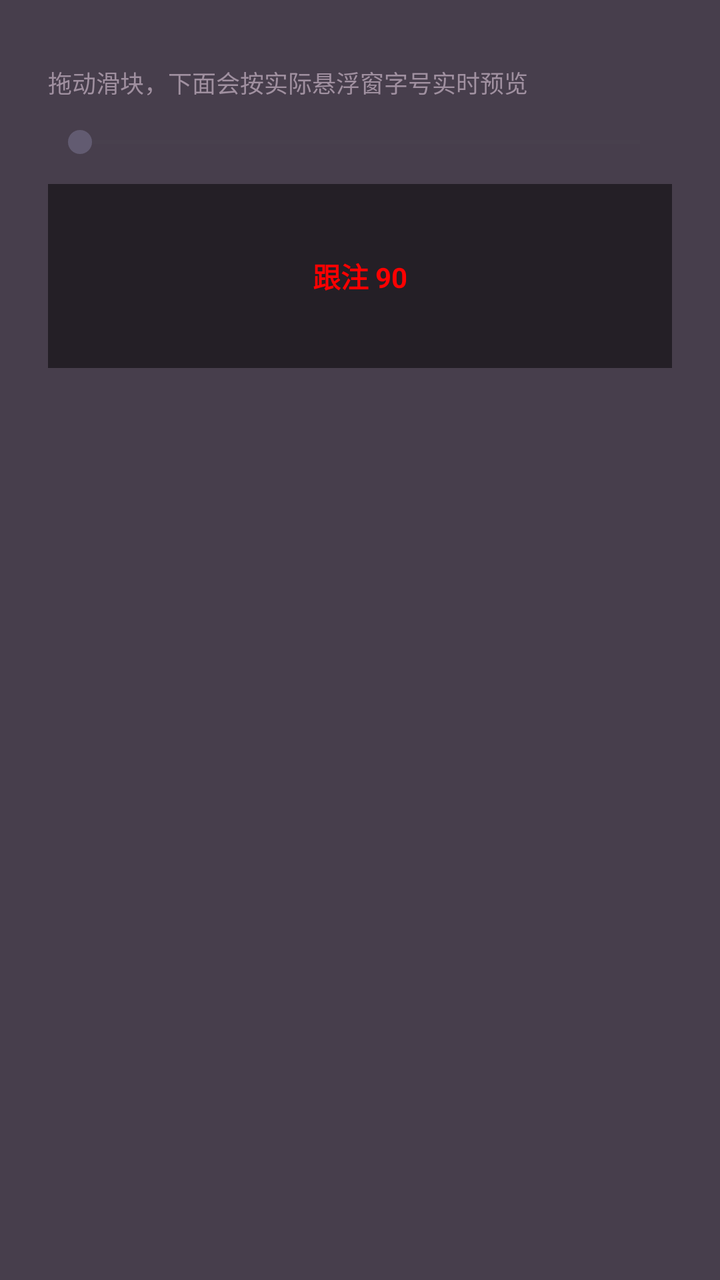
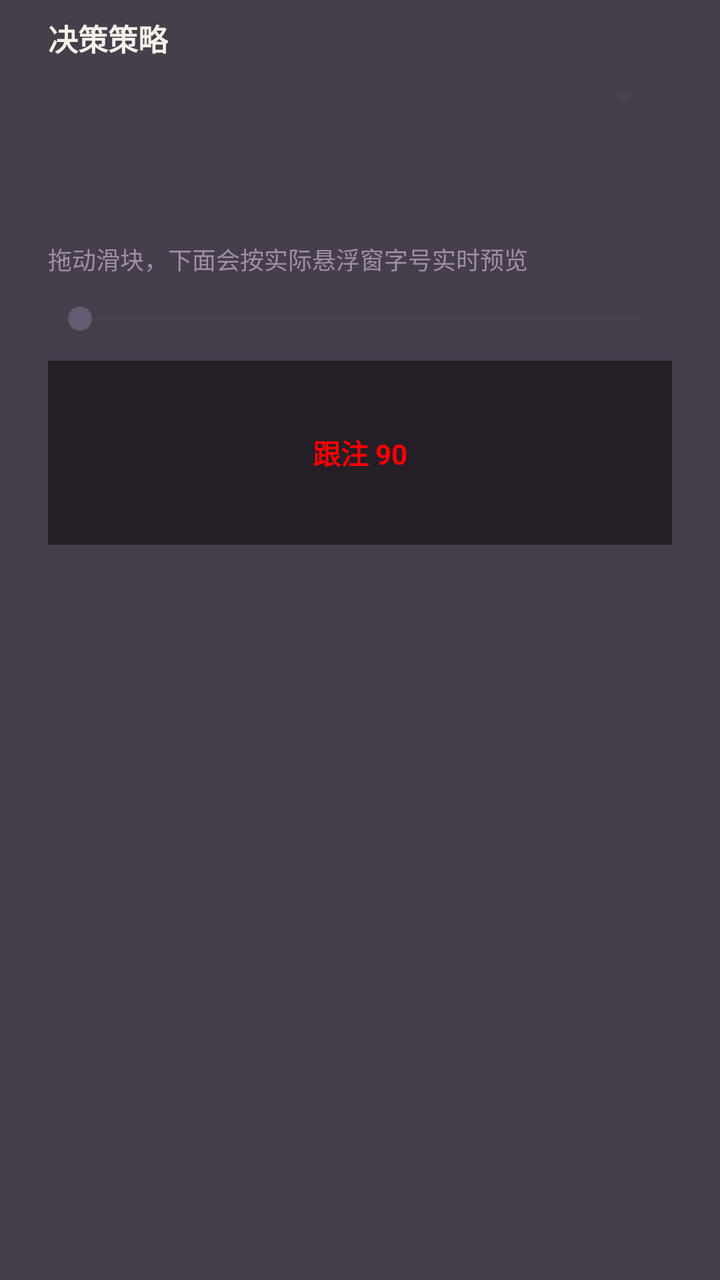

Two renders of the same Android screen: before a commit and after it. Below are the layout's source before the change and the commit's diff.
<!-- AndroidManifest.xml: application theme Theme.ScreenCaptureApp -->
<!-- res/layout/dialog_overlay_settings.xml -->
<?xml version="1.0" encoding="utf-8"?>
<LinearLayout xmlns:android="http://schemas.android.com/apk/res/android"
    android:layout_width="match_parent"
    android:layout_height="wrap_content"
    android:orientation="vertical"
    android:paddingStart="24dp"
    android:paddingTop="8dp"
    android:paddingEnd="24dp"
    android:paddingBottom="4dp">

    <TextView
        android:id="@+id/tv_font_size_value"
        android:layout_width="wrap_content"
        android:layout_height="wrap_content"
        android:textColor="@color/gto_text_primary"
        android:textSize="15sp"
        android:textStyle="bold" />

    <TextView
        android:layout_width="wrap_content"
        android:layout_height="wrap_content"
        android:layout_marginTop="4dp"
        android:text="拖动滑块，下面会按实际悬浮窗字号实时预览"
        android:textColor="@color/gto_text_secondary"
        android:textSize="12sp" />

    <SeekBar
        android:id="@+id/seek_font_size"
        android:layout_width="match_parent"
        android:layout_height="wrap_content"
        android:layout_marginTop="12dp"
        android:max="22" />

    <LinearLayout
        android:layout_width="match_parent"
        android:layout_height="wrap_content"
        android:layout_marginTop="12dp"
        android:background="#80000000"
        android:gravity="center"
        android:minHeight="92dp"
        android:padding="12dp">

        <TextView
            android:id="@+id/tv_font_preview"
            android:layout_width="wrap_content"
            android:layout_height="wrap_content"
            android:maxWidth="250dp"
            android:text="跟注 90"
            android:textColor="#FF0000"
            android:textStyle="bold"
            android:maxLines="2"
            android:ellipsize="end" />
    </LinearLayout>

</LinearLayout>
<!-- resources referenced by this layout -->
<resources>
  <color name="gto_text_primary">#FFF5F0E8</color>
  <color name="gto_text_secondary">#FFA090A0</color>
  <style name="Theme.ScreenCaptureApp" parent="Base.Theme.ScreenCaptureApp" />
  <style name="Base.Theme.ScreenCaptureApp" parent="Theme.Material3.DayNight.NoActionBar">
          <item name="android:statusBarColor">@color/gto_dark_bg</item>
          <item name="android:navigationBarColor">@color/gto_dark_bg</item>
          <item name="android:windowBackground">@color/gto_dark_bg</item>
      </style>
  <color name="gto_dark_bg">#CC1A0E20</color>
</resources>

<!-- the commit's change to res/layout/dialog_overlay_settings.xml (unified diff, before → after) -->
@@ -9,9 +9,32 @@
     android:paddingBottom="4dp">
 
     <TextView
+        android:layout_width="wrap_content"
+        android:layout_height="wrap_content"
+        android:text="决策策略"
+        android:textColor="@color/gto_text_primary"
+        android:textSize="15sp"
+        android:textStyle="bold" />
+
+    <Spinner
+        android:id="@+id/spinner_strategy_profile"
+        android:layout_width="match_parent"
+        android:layout_height="wrap_content"
+        android:layout_marginTop="6dp" />
+
+    <TextView
+        android:id="@+id/tv_strategy_summary"
+        android:layout_width="wrap_content"
+        android:layout_height="wrap_content"
+        android:layout_marginTop="4dp"
+        android:textColor="@color/gto_text_secondary"
+        android:textSize="12sp" />
+
+    <TextView
         android:id="@+id/tv_font_size_value"
         android:layout_width="wrap_content"
         android:layout_height="wrap_content"
+        android:layout_marginTop="16dp"
         android:textColor="@color/gto_text_primary"
         android:textSize="15sp"
         android:textStyle="bold" />
